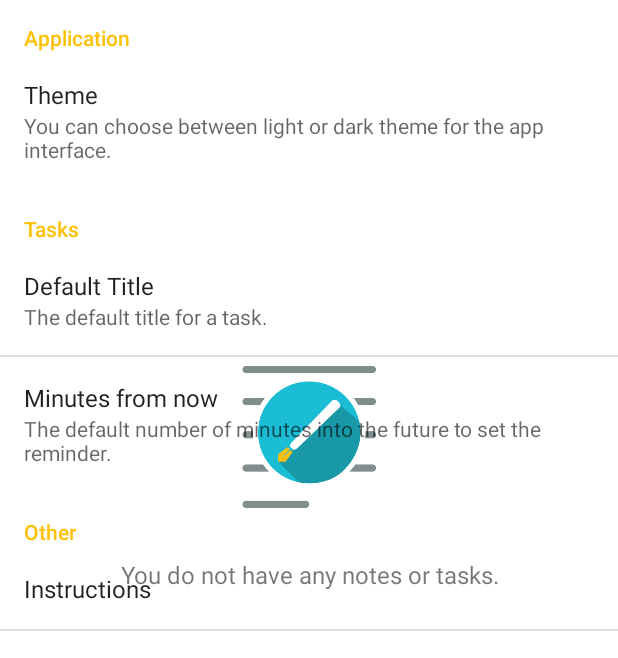
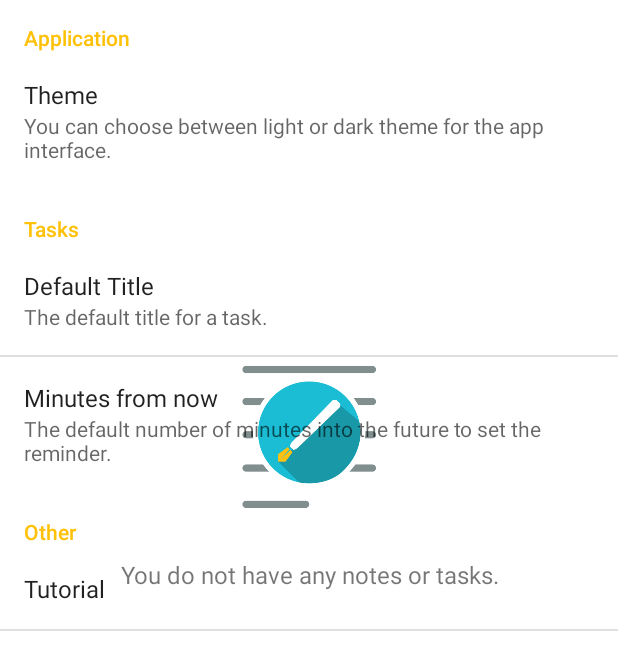
Before and after one commit to bowenchin/NoterApp-Android, an Android app: the fragment PreferencesFragment placed in its activity, after a tap on "Sort by date", on a phone screen of 412 x 824 dp, the part 61-719 px from its top. Run offline under Robolectric (Android 15) with nearby library versions, the phone set to English and light mode, and no system bars; libraries missing offline, so code that uses them is left out: com.amulyakhare.textdrawable, com.github.brnunes.swipeablerecyclerview; 3 statements that could not run were skipped.

```diff
--- a/app/build.gradle
+++ b/app/build.gradle
@@ -8,8 +8,8 @@ android {
         applicationId "com.bowenchin.android.noter"
         minSdkVersion 21
         targetSdkVersion 28
-        versionCode 9
-        versionName "1.4"
+        versionCode 10
+        versionName "1.5"
     }
     buildTypes {
         release {
--- a/app/src/main/java/com/bowenchin/android/noter/TaskListFragment.java
+++ b/app/src/main/java/com/bowenchin/android/noter/TaskListFragment.java
@@ -63,7 +63,7 @@ public class TaskListFragment extends Fragment implements android.support.v4.app
         if (id == R.id.action_sort_date) {
             doSort = true;
             Bundle args = new Bundle();
-            args.putString("sortOrder", "task_date_time");
+            args.putString("sortOrder", "task_date_time DESC");
             getLoaderManager().restartLoader(id, args, this);
             return true;
         }
--- a/app/src/main/res/values/strings.xml
+++ b/app/src/main/res/values/strings.xml
@@ -38,7 +38,7 @@
     <string name="pref_category_application">Application</string>
     <string name="pref_category_other">Other</string>
 
-    <string name="title_instructions">Instructions</string>
+    <string name="title_instructions">Tutorial</string>
     <string name="title_support">Support</string>
     <string name="title_about">About</string>
 
--- a/app/src/main/res/xml/task_preferences.xml
+++ b/app/src/main/res/xml/task_preferences.xml
@@ -41,7 +41,7 @@
         android:title="@string/title_support">
         <intent
             android:action="android.intent.action.VIEW"
-            android:data="https://github.com/bowenchin/NoterApp-Android/issues/"
+            android:data="https://goo.gl/forms/etuksyDKyubyULtY2"
             />
     </Preference>
 
```
Also changed, not shown: 5 other files.
